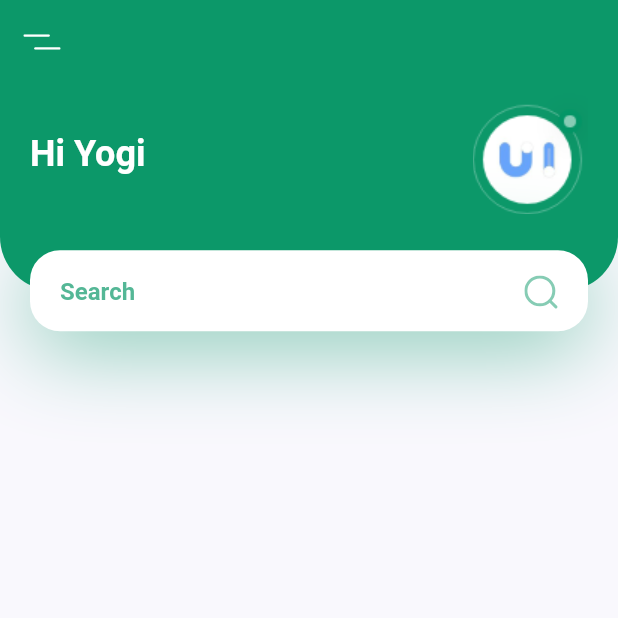
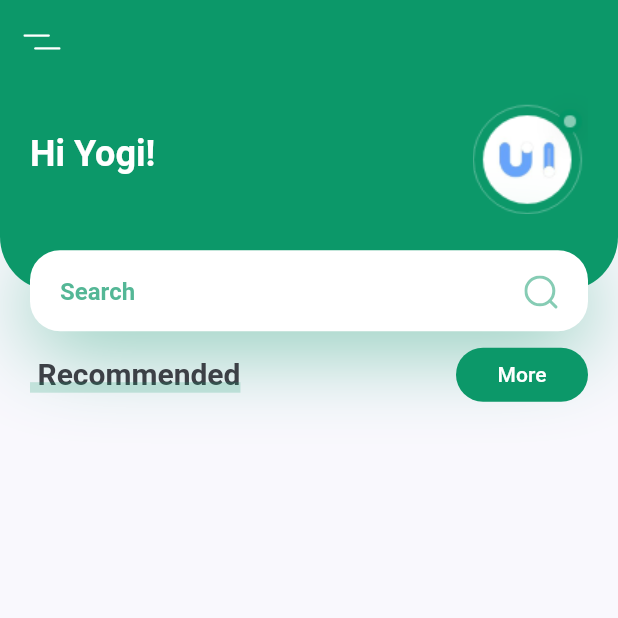
Before and after one commit to yogithesymbian/flutter_basic_to_advance, a Flutter app: the screen it shows after launch, on a phone screen of 412 x 824 dp, the top half of it. Run offline on Flutter 3.47's test engine with Material 2 defaults, Android fonts, the phone set to English and light mode, and no system bars; our stand-ins replace flutter_svg.

Commit message:
DESIGN UI [1.2]

```diff
--- a/lib/screen/home/components/body.dart
+++ b/lib/screen/home/components/body.dart
@@ -1,5 +1,9 @@
 import 'package:flutter/material.dart';
 import 'package:hello_world/screen/home/components/header_with_search_box.dart';
+import 'package:hello_world/utils/ui/button_rounded.dart';
+import 'package:hello_world/utils/constants.dart';
+import 'package:hello_world/utils/ui/combine/title_underline_with_more_btn.dart';
+import 'package:hello_world/utils/ui/title_with_underline.dart';
 
 class Body extends StatelessWidget {
   @override
@@ -9,7 +13,10 @@ class Body extends StatelessWidget {
     // it enable scrolling on small device
     return SingleChildScrollView(
       child: Column(
-        children: [HeaderWithSearchBox(size: size)],
+        children: [
+          HeaderWithSearchBox(size: size, txtWelcome: "Hi Yogi!"),
+          TitleUnderlineWithMoreBtn(txtTitle: "Recommended", txtBtn: "More")
+        ],
       ),
     );
   }
--- a/lib/screen/home/components/header_with_search_box.dart
+++ b/lib/screen/home/components/header_with_search_box.dart
@@ -7,9 +7,11 @@ class HeaderWithSearchBox extends StatelessWidget {
   const HeaderWithSearchBox({
     Key key,
     @required this.size,
+    this.txtWelcome,
   }) : super(key: key);
 
   final Size size;
+  final String txtWelcome;
 
   @override
   Widget build(BuildContext context) {
@@ -35,7 +37,7 @@ class HeaderWithSearchBox extends StatelessWidget {
             child: Row(
               children: [
                 Text(
-                  "Hi Yogi",
+                  txtWelcome,
                   style: Theme.of(context).textTheme.headline5.copyWith(
                       color: Colors.white, fontWeight: FontWeight.bold),
                 ),
--- /dev/null
+++ b/lib/utils/ui/button_rounded.dart
@@ -0,0 +1,21 @@
+import 'package:flutter/material.dart';
+import 'package:hello_world/utils/constants.dart';
+
+class BtnRounded extends StatelessWidget {
+  const BtnRounded({
+    Key key,
+    this.text,
+  }) : super(key: key);
+
+  final String text;
+
+  @override
+  Widget build(BuildContext context) {
+    return FlatButton(
+      color: kPrimaryColor,
+      shape: RoundedRectangleBorder(borderRadius: BorderRadius.circular(20)),
+      onPressed: () {},
+      child: Text(text, style: TextStyle(color: Colors.white)),
+    );
+  }
+}
--- /dev/null
+++ b/lib/utils/ui/combine/title_underline_with_more_btn.dart
@@ -0,0 +1,28 @@
+import 'package:flutter/material.dart';
+import 'package:hello_world/utils/constants.dart';
+import 'package:hello_world/utils/ui/button_rounded.dart';
+import 'package:hello_world/utils/ui/title_with_underline.dart';
+
+class TitleUnderlineWithMoreBtn extends StatelessWidget {
+  const TitleUnderlineWithMoreBtn({
+    Key key,
+    this.txtTitle,
+    this.txtBtn,
+  }) : super(key: key);
+
+  final String txtTitle;
+  final String txtBtn;
+  @override
+  Widget build(BuildContext context) {
+    return Padding(
+      padding: const EdgeInsets.symmetric(horizontal: kDefaultPadding),
+      child: Row(
+        children: [
+          TitleWithCustomUnderline(text: txtTitle),
+          Spacer(),
+          BtnRounded(text: txtBtn)
+        ],
+      ),
+    );
+  }
+}
--- /dev/null
+++ b/lib/utils/ui/title_with_underline.dart
@@ -0,0 +1,37 @@
+import 'package:flutter/material.dart';
+import 'package:hello_world/utils/constants.dart';
+
+class TitleWithCustomUnderline extends StatelessWidget {
+  const TitleWithCustomUnderline({
+    Key key,
+    this.text,
+  }) : super(key: key);
+
+  final String text;
+  @override
+  Widget build(BuildContext context) {
+    return Container(
+      height: 24,
+      child: Stack(
+        children: [
+          Padding(
+            padding: const EdgeInsets.only(left: kDefaultPadding / 4),
+            child: Text(
+              text,
+              style: TextStyle(fontSize: 20, fontWeight: FontWeight.bold),
+            ),
+          ),
+          Positioned(
+            bottom: 0,
+            left: 0,
+            right: 0,
+            child: Container(
+              height: 7,
+              color: kPrimaryColor.withOpacity(0.2),
+            ),
+          )
+        ],
+      ),
+    );
+  }
+}
```
